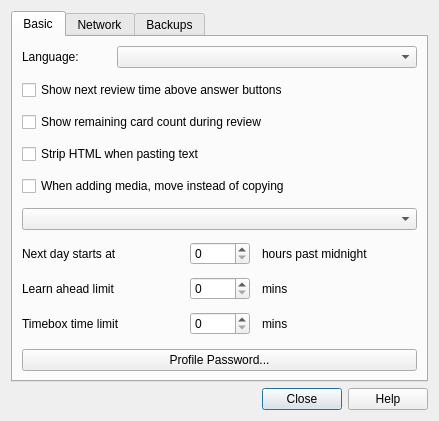
Old version of the form designer/preferences.ui in the repository ankitects/anki.
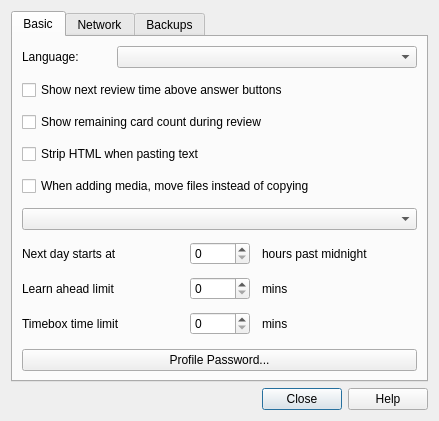
New version of the form.

```diff
--- a/designer/preferences.ui
+++ b/designer/preferences.ui
@@ -75,7 +75,7 @@
        <item>
         <widget class="QCheckBox" name="deleteMedia">
          <property name="text">
-          <string>When adding media, move instead of copying</string>
+          <string>When adding media, move files instead of copying</string>
          </property>
         </widget>
        </item>
```
